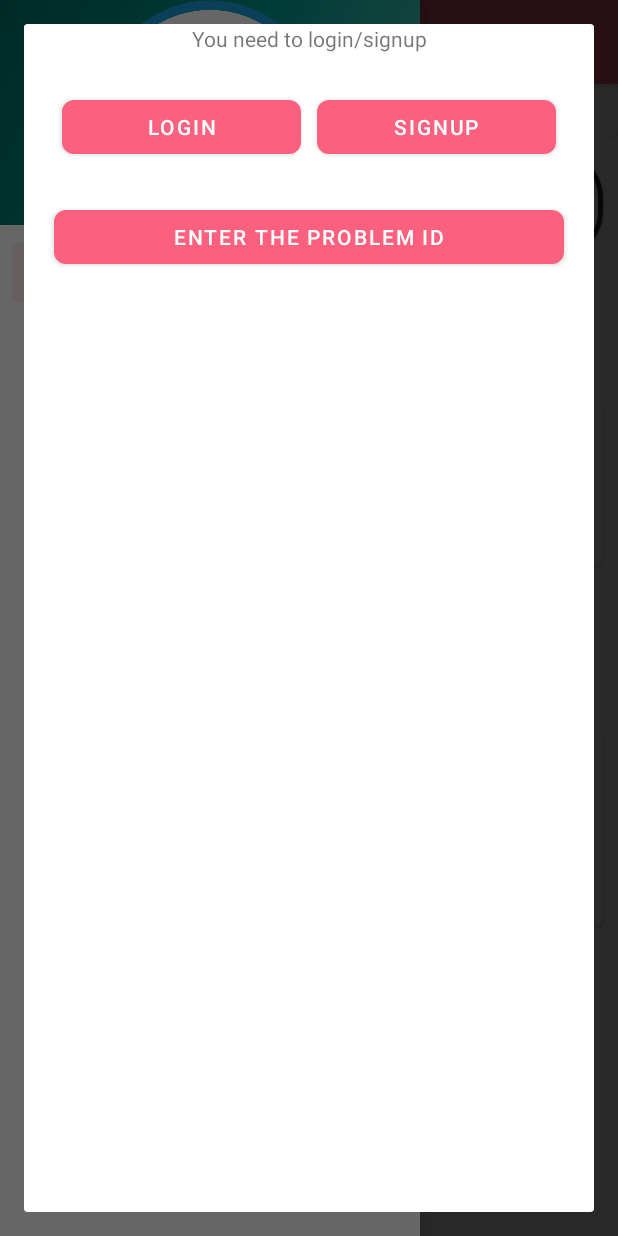
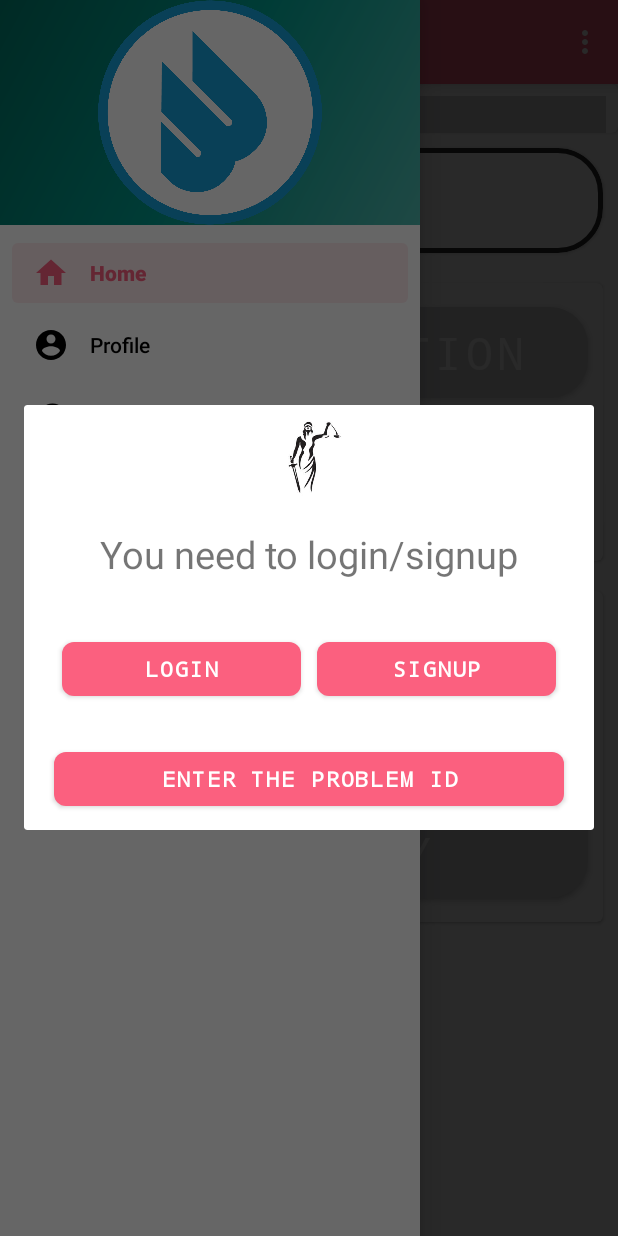
Before and after one commit to Medhavi-16/security_app, an Android app: the screen it shows after launch (Main2Activity), with the side drawer open, on a phone screen of 412 x 824 dp. Run offline under Robolectric (Android 15) with nearby library versions, the phone set to English and light mode, and no system bars; our stand-ins replace Firebase (no records; nobody signed in at launch, a user with empty details on screens opened directly), Volley, navigation-ui.

Commit message:
Updated UI

```diff
--- a/app/src/main/java/com/example/womensecurityapp/Main2Activity.java
+++ b/app/src/main/java/com/example/womensecurityapp/Main2Activity.java
@@ -228,7 +228,7 @@ public class Main2Activity extends AppCompatActivity {
         WindowManager.LayoutParams lp = new WindowManager.LayoutParams();
         lp.copyFrom(dialog.getWindow().getAttributes());
         lp.width = WindowManager.LayoutParams.MATCH_PARENT;
-        lp.height = WindowManager.LayoutParams.MATCH_PARENT ;
+        lp.height = WindowManager.LayoutParams.WRAP_CONTENT ;
         dialog.setCancelable(false);
         dialog.setCanceledOnTouchOutside(false);
         Button login=dialog.findViewById(R.id.login);
--- /dev/null
+++ b/app/src/main/res/drawable/ic_account_circle_black_24dp.xml
@@ -0,0 +1,9 @@
+<vector xmlns:android="http://schemas.android.com/apk/res/android"
+        android:width="24dp"
+        android:height="24dp"
+        android:viewportWidth="24.0"
+        android:viewportHeight="24.0">
+    <path
+        android:fillColor="#FF000000"
+        android:pathData="M12,2C6.48,2 2,6.48 2,12s4.48,10 10,10 10,-4.48 10,-10S17.52,2 12,2zM12,5c1.66,0 3,1.34 3,3s-1.34,3 -3,3 -3,-1.34 -3,-3 1.34,-3 3,-3zM12,19.2c-2.5,0 -4.71,-1.28 -6,-3.22 0.03,-1.99 4,-3.08 6,-3.08 1.99,0 5.97,1.09 6,3.08 -1.29,1.94 -3.5,3.22 -6,3.22z"/>
+</vector>
--- /dev/null
+++ b/app/src/main/res/drawable/ic_contact.xml
@@ -0,0 +1,9 @@
+<vector xmlns:android="http://schemas.android.com/apk/res/android"
+        android:width="24dp"
+        android:height="24dp"
+        android:viewportWidth="24.0"
+        android:viewportHeight="24.0">
+    <path
+        android:fillColor="#FF000000"
+        android:pathData="M21,6h-2v9L6,15v2c0,0.55 0.45,1 1,1h11l4,4L22,7c0,-0.55 -0.45,-1 -1,-1zM17,12L17,3c0,-0.55 -0.45,-1 -1,-1L3,2c-0.55,0 -1,0.45 -1,1v14l4,-4h10c0.55,0 1,-0.45 1,-1z"/>
+</vector>
--- /dev/null
+++ b/app/src/main/res/drawable/ic_history.xml
@@ -0,0 +1,9 @@
+<vector xmlns:android="http://schemas.android.com/apk/res/android"
+        android:width="24dp"
+        android:height="24dp"
+        android:viewportWidth="24.0"
+        android:viewportHeight="24.0">
+    <path
+        android:fillColor="#FF000000"
+        android:pathData="M13,3c-4.97,0 -9,4.03 -9,9L1,12l3.89,3.89 0.07,0.14L9,12L6,12c0,-3.87 3.13,-7 7,-7s7,3.13 7,7 -3.13,7 -7,7c-1.93,0 -3.68,-0.79 -4.94,-2.06l-1.42,1.42C8.27,19.99 10.51,21 13,21c4.97,0 9,-4.03 9,-9s-4.03,-9 -9,-9zM12,8v5l4.28,2.54 0.72,-1.21 -3.5,-2.08L13.5,8L12,8z"/>
+</vector>
--- /dev/null
+++ b/app/src/main/res/drawable/ic_home_black_24dp.xml
@@ -0,0 +1,9 @@
+<vector xmlns:android="http://schemas.android.com/apk/res/android"
+        android:width="24dp"
+        android:height="24dp"
+        android:viewportWidth="24.0"
+        android:viewportHeight="24.0">
+    <path
+        android:fillColor="#FF000000"
+        android:pathData="M10,20v-6h4v6h5v-8h3L12,3 2,12h3v8z"/>
+</vector>
--- /dev/null
+++ b/app/src/main/res/drawable/ic_profile.xml
@@ -0,0 +1,9 @@
+<vector xmlns:android="http://schemas.android.com/apk/res/android"
+        android:width="24dp"
+        android:height="24dp"
+        android:viewportWidth="24.0"
+        android:viewportHeight="24.0">
+    <path
+        android:fillColor="#FF000000"
+        android:pathData="M11.99,2C6.47,2 2,6.48 2,12s4.47,10 9.99,10C17.52,22 22,17.52 22,12S17.52,2 11.99,2zM12,20c-4.42,0 -8,-3.58 -8,-8s3.58,-8 8,-8 8,3.58 8,8 -3.58,8 -8,8zM15.5,11c0.83,0 1.5,-0.67 1.5,-1.5S16.33,8 15.5,8 14,8.67 14,9.5s0.67,1.5 1.5,1.5zM8.5,11c0.83,0 1.5,-0.67 1.5,-1.5S9.33,8 8.5,8 7,8.67 7,9.5 7.67,11 8.5,11zM12,17.5c2.33,0 4.31,-1.46 5.11,-3.5L6.89,14c0.8,2.04 2.78,3.5 5.11,3.5z"/>
+</vector>
--- a/app/src/main/res/layout/dialog_login.xml
+++ b/app/src/main/res/layout/dialog_login.xml
@@ -4,11 +4,18 @@
     android:orientation="vertical"
     android:layout_width="match_parent"
     android:layout_height="wrap_content">
+    <ImageView
+        android:layout_width="wrap_content"
+        android:layout_height="wrap_content"
+        android:src="@mipmap/ic_launcher_round"
+        android:layout_gravity="center"/>
     <TextView
         android:layout_width="match_parent"
         android:layout_height="wrap_content"
         android:text="You need to login/signup"
-        android:textAlignment="center"/>
+        android:textAlignment="center"
+        android:layout_margin="10dp"
+        android:textSize="25sp"/>
     <LinearLayout
         android:layout_width="match_parent"
         android:layout_height="wrap_content"
@@ -25,6 +32,8 @@
         android:layout_margin="5dp"
         app:cornerRadius="8dp"
         android:layout_weight="1"
+        android:fontFamily="monospace"
+        android:textStyle="bold"
         app:backgroundTint="@color/pink"/>
     <com.google.android.material.button.MaterialButton
         android:layout_width="0dp"
@@ -33,6 +42,8 @@
         android:text="Signup"
         app:cornerRadius="8dp"
         android:layout_margin="5dp"
+        android:fontFamily="monospace"
+        android:textStyle="bold"
         android:id="@+id/signup"
         app:backgroundTint="@color/pink"/>
     </LinearLayout>
@@ -46,7 +57,10 @@
         android:layout_marginRight="20dp"
         android:layout_marginLeft="20dp"
         android:id="@+id/goto_id"
-        app:backgroundTint="@color/pink"/>
+        android:fontFamily="monospace"
+        android:textStyle="bold"
+        app:backgroundTint="@color/pink"
+        android:layout_marginBottom="10dp"/>
 
 
 
--- a/app/src/main/res/menu/activity_main2_drawer.xml
+++ b/app/src/main/res/menu/activity_main2_drawer.xml
@@ -6,27 +6,27 @@
     <group android:checkableBehavior="single">
         <item
             android:id="@+id/nav_home"
-            android:icon="@drawable/ic_menu_camera"
+            android:icon="@drawable/ic_home_black_24dp"
             android:title="@string/menu_home" />
         <item
             android:id="@+id/nav_profile"
-            android:icon="@drawable/ic_menu_gallery"
+            android:icon="@drawable/ic_account_circle_black_24dp"
             android:title="Profile" />
         <item
             android:id="@+id/nav_history"
-            android:icon="@drawable/ic_menu_slideshow"
+            android:icon="@drawable/ic_history"
             android:title="History" />
         <item
             android:id="@+id/nav_trusted"
-            android:icon="@drawable/ic_menu_manage"
+            android:icon="@drawable/ic_profile"
             android:title="Trusted Person" />
         <item
             android:id="@+id/nav_contact"
-            android:icon="@drawable/ic_menu_share"
+            android:icon="@drawable/ic_contact"
             android:title="Contact Us" />
         <item
             android:id="@+id/nav_share"
-            android:icon="@drawable/ic_menu_send"
+            android:icon="@drawable/ic_menu_share"
             android:title="Share App" />
 
     </group>
--- a/build.gradle
+++ b/build.gradle
@@ -10,6 +10,7 @@ buildscript {
         classpath 'com.android.tools.build:gradle:3.5.3'
         classpath 'com.google.gms:google-services:4.3.3'
 
+
         // NOTE: Do not place your application dependencies here; they belong
         // in the individual module build.gradle files
     }
@@ -21,7 +22,9 @@ allprojects {
         jcenter()
         maven{
             url "https://maven.google.com"
+
         }
+        maven { url 'https://jitpack.io' }
     }
 }
 
```
Also changed, not shown: app/build.gradle (+12 -4 lines), app/src/main/java/com/example/womensecurityapp/Login.java (+88 -21 lines), app/src/main/java/com/example/womensecurityapp/User_login_info/Signup.java (+36 -15 lines), app/src/main/res/drawable/buttonbganim.xml (added, +13 -0 lines), app/src/main/res/drawable/roudbutton.xml (added, +15 -0 lines), app/src/main/res/layout/activity_login.xml (+43 -17 lines), app/src/main/res/layout/activity_signup.xml (+31 -8 lines), app/src/main/res/layout/fragment_home.xml (+5 -2 lines), app/src/main/res/layout/new_user_track_request_popup.xml (+5 -3 lines), 1 other file.
